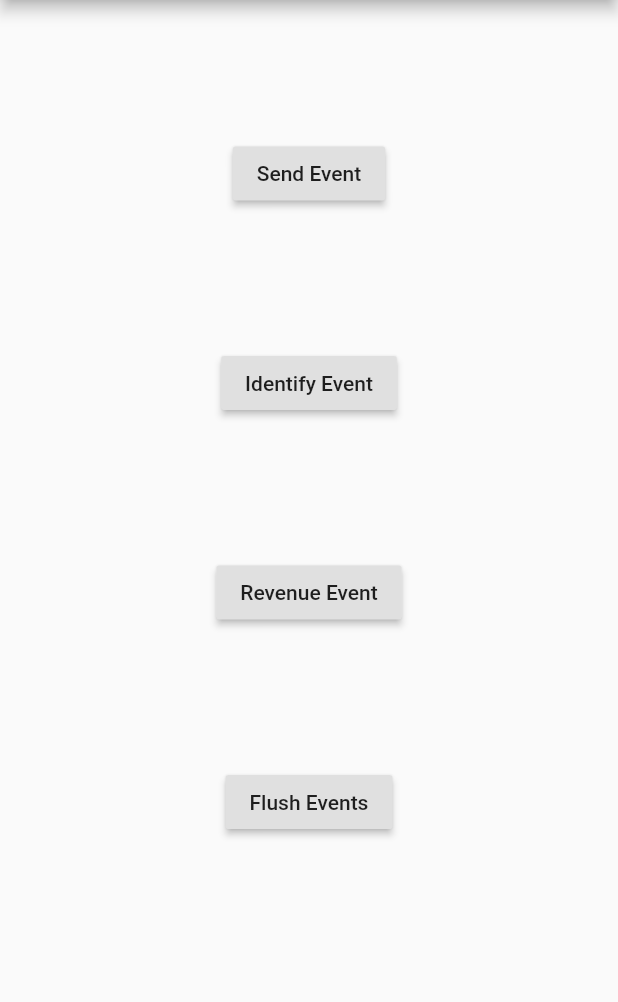
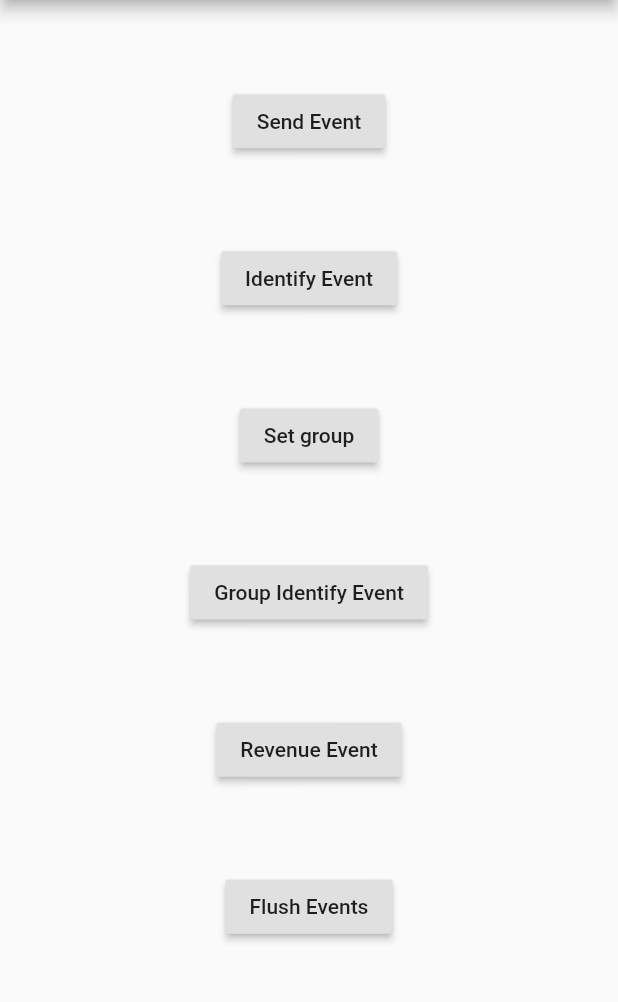
Before and after one commit to amplitude/Amplitude-Flutter-Deprecated, a Flutter app: the screen it shows after launch, on a phone screen of 412 x 824 dp, the part 84-1086 px from its top. Run offline on Flutter 3.47's test engine with Material 2 defaults, Android fonts, the phone set to English and light mode, and no system bars; our stand-ins replace device_info, sqflite; accounts and stored records are empty.

Commit message:
- Add example buttons for setGroup and groupIdentify - Added some Dart Doc comments

```diff
--- a/example/lib/my_app.dart
+++ b/example/lib/my_app.dart
@@ -46,6 +46,28 @@ class _MyAppState extends State<MyApp> {
     });
   }
 
+  Future<void> _sendGroupIdentify() async {
+    final Identify identify = Identify()
+      ..set('group_identify_test',
+          'group identify sent at ${DateTime.now().millisecondsSinceEpoch}');
+    await analytics.groupIdentify('account', 'acme', identify);
+
+    setState(() {
+      _message = 'Group Identify Sent';
+    });
+  }
+
+  Future<void> _setGroup() async {
+    const groupType = 'account';
+    const groupValue = 'acme';
+
+    await analytics.setGroup(groupType, groupValue);
+
+    setState(() {
+      _message = 'Group set to $groupType / $groupValue';
+    });
+  }
+
   Future<void> _sendRevenue() async {
     final Revenue revenue = Revenue()
       ..setProductId('specialProduct')
@@ -87,6 +109,14 @@ class _MyAppState extends State<MyApp> {
                 onPressed: _sendIdentify,
               ),
               RaisedButton(
+                child: const Text('Set group'),
+                onPressed: _setGroup,
+              ),
+              RaisedButton(
+                child: const Text('Group Identify Event'),
+                onPressed: _sendGroupIdentify,
+              ),
+              RaisedButton(
                 child: const Text('Revenue Event'),
                 onPressed: _sendRevenue,
               ),
--- a/lib/src/amplitude_flutter.dart
+++ b/lib/src/amplitude_flutter.dart
@@ -1,4 +1,5 @@
 import 'dart:async';
+
 import 'package:flutter/foundation.dart';
 
 import 'config.dart';
@@ -28,6 +29,7 @@ class AmplitudeFlutter {
   Session session;
   EventBuffer buffer;
 
+  /// Log an event
   Future<void> logEvent(
       {@required String name,
       Map<String, dynamic> properties = const <String, String>{}}) async {
@@ -40,6 +42,7 @@ class AmplitudeFlutter {
     return buffer.add(event);
   }
 
+  /// Identify the current user
   Future<void> identify(Identify identify,
       {Map<String, dynamic> properties = const <String, dynamic>{}}) async {
     return logEvent(
@@ -65,6 +68,7 @@ class AmplitudeFlutter {
     });
   }
 
+  /// Log a revenue event
   Future<void> logRevenue(Revenue revenue) async {
     if (revenue.isValid()) {
       return logEvent(
@@ -73,6 +77,7 @@ class AmplitudeFlutter {
     }
   }
 
+  /// Manually flush events in the buffer
   Future<void> flushEvents() => buffer.flush();
 
   void _init() {
```
